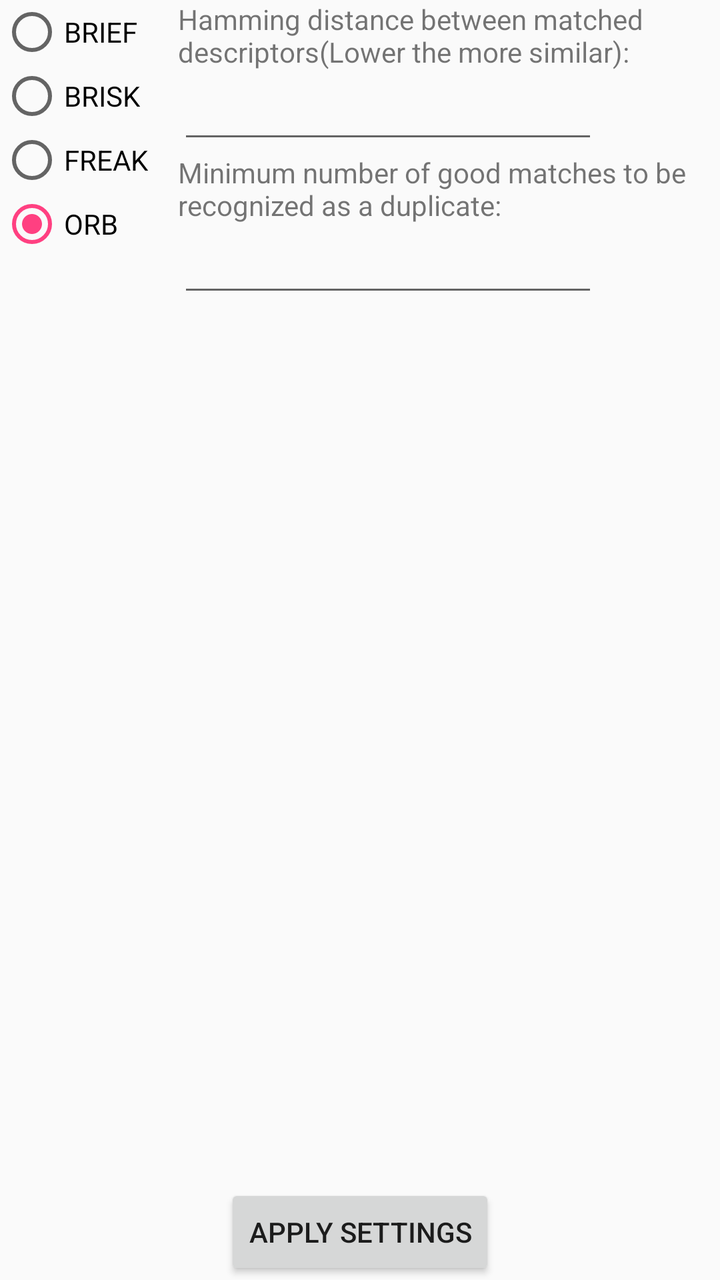
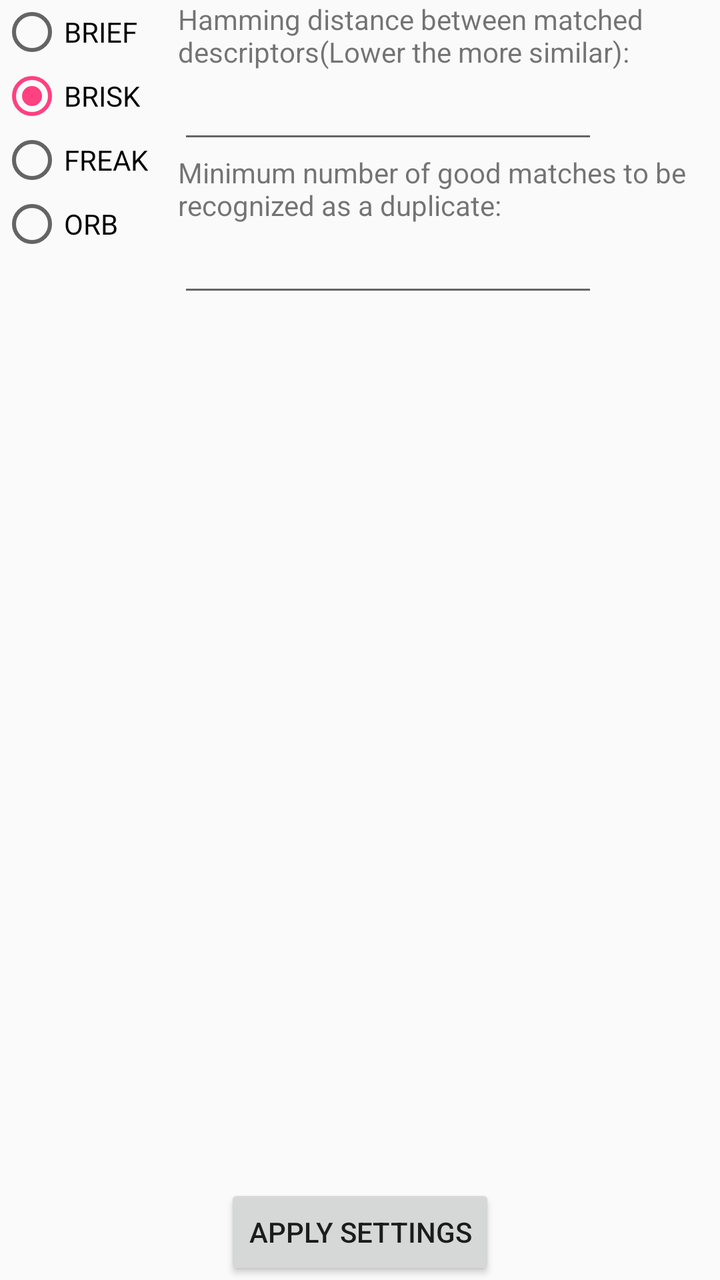

Screens rendered from an Android XML layout before and after an edit, with the pre-edit source and the edit as a unified diff.
<!-- AndroidManifest.xml: application theme AppTheme -->
<!-- res/layout/activity_settings.xml -->
<?xml version="1.0" encoding="utf-8"?>
<RelativeLayout xmlns:android="http://schemas.android.com/apk/res/android"
    xmlns:app="http://schemas.android.com/apk/res-auto"
    xmlns:tools="http://schemas.android.com/tools"
    android:layout_width="match_parent"
    android:layout_height="match_parent"
    tools:context=".Settings">

    <ScrollView
        android:id="@+id/scrollView1"
        android:layout_width="wrap_content"
        android:layout_height="match_parent" >

        <RadioGroup
            android:id="@+id/radioGroup1"
            android:layout_width="wrap_content"
            android:layout_height="wrap_content" >

            <RadioButton
                android:id="@+id/radio0"
                android:layout_width="wrap_content"
                android:layout_height="wrap_content"
                android:checked="true"
                android:text="@string/brief" />

            <RadioButton
                android:id="@+id/radio1"
                android:layout_width="wrap_content"
                android:layout_height="wrap_content"
                android:text="@string/brisk" />

            <RadioButton
                android:id="@+id/radio2"
                android:layout_width="wrap_content"
                android:layout_height="wrap_content"
                android:text="@string/freak" />

            <RadioButton
                android:id="@+id/radio3"
                android:layout_width="wrap_content"
                android:layout_height="wrap_content"
                android:checked="true"
                android:text="@string/orb" />
        </RadioGroup>
    </ScrollView>

    <Button
        android:id="@+id/button1"
        android:layout_width="wrap_content"
        android:layout_height="wrap_content"
        android:layout_alignParentBottom="true"
        android:layout_centerHorizontal="true"
        android:text="@string/Apply" />

    <EditText
        android:id="@+id/editText1"
        android:layout_width="wrap_content"
        android:layout_height="wrap_content"
        android:layout_alignLeft="@+id/textView1"
        android:layout_below="@+id/textView1"
        android:ems="10"
        android:inputType="number" />

    <TextView
        android:id="@+id/textView1"
        android:layout_width="wrap_content"
        android:layout_height="wrap_content"
        android:layout_alignTop="@+id/scrollView1"
        android:layout_marginLeft="15dp"
        android:layout_toRightOf="@+id/scrollView1"
        android:text="@string/min_dist" />

    <EditText
        android:id="@+id/editText2"
        android:layout_width="wrap_content"
        android:layout_height="wrap_content"
        android:layout_alignLeft="@+id/textView2"
        android:layout_below="@+id/textView2"
        android:ems="10"
        android:inputType="number" />

    <TextView
        android:id="@+id/textView2"
        android:layout_width="wrap_content"
        android:layout_height="wrap_content"
        android:layout_below="@+id/editText1"
        android:layout_marginLeft="15dp"
        android:layout_toRightOf="@+id/scrollView1"
        android:text="@string/min_dup" />


</RelativeLayout>
<!-- resources referenced by this layout -->
<resources>
  <string name="Apply">Apply Settings</string>
  <string name="brief">BRIEF</string>
  <string name="brisk">BRISK</string>
  <string name="freak">FREAK</string>
  <string name="min_dist">Hamming distance between matched descriptors(Lower the more similar):</string>
  <string name="min_dup">Minimum number of good matches to be recognized as a duplicate:</string>
  <string name="orb">ORB</string>
  <style name="AppTheme" parent="Theme.AppCompat.Light.DarkActionBar">
          
          <item name="colorPrimary">@color/colorPrimary</item>
          <item name="colorPrimaryDark">@color/colorPrimaryDark</item>
          <item name="colorAccent">@color/colorAccent</item>
      </style>
  <color name="colorPrimary">#3F51B5</color>
  <color name="colorPrimaryDark">#303F9F</color>
  <color name="colorAccent">#FF4081</color>
</resources>

<!-- the commit's change to res/layout/activity_settings.xml (unified diff, before → after) -->
@@ -20,13 +20,13 @@
                 android:id="@+id/radio0"
                 android:layout_width="wrap_content"
                 android:layout_height="wrap_content"
-                android:checked="true"
                 android:text="@string/brief" />
 
             <RadioButton
                 android:id="@+id/radio1"
                 android:layout_width="wrap_content"
                 android:layout_height="wrap_content"
+                android:checked="true"
                 android:text="@string/brisk" />
 
             <RadioButton
@@ -39,7 +39,6 @@
                 android:id="@+id/radio3"
                 android:layout_width="wrap_content"
                 android:layout_height="wrap_content"
-                android:checked="true"
                 android:text="@string/orb" />
         </RadioGroup>
     </ScrollView>
